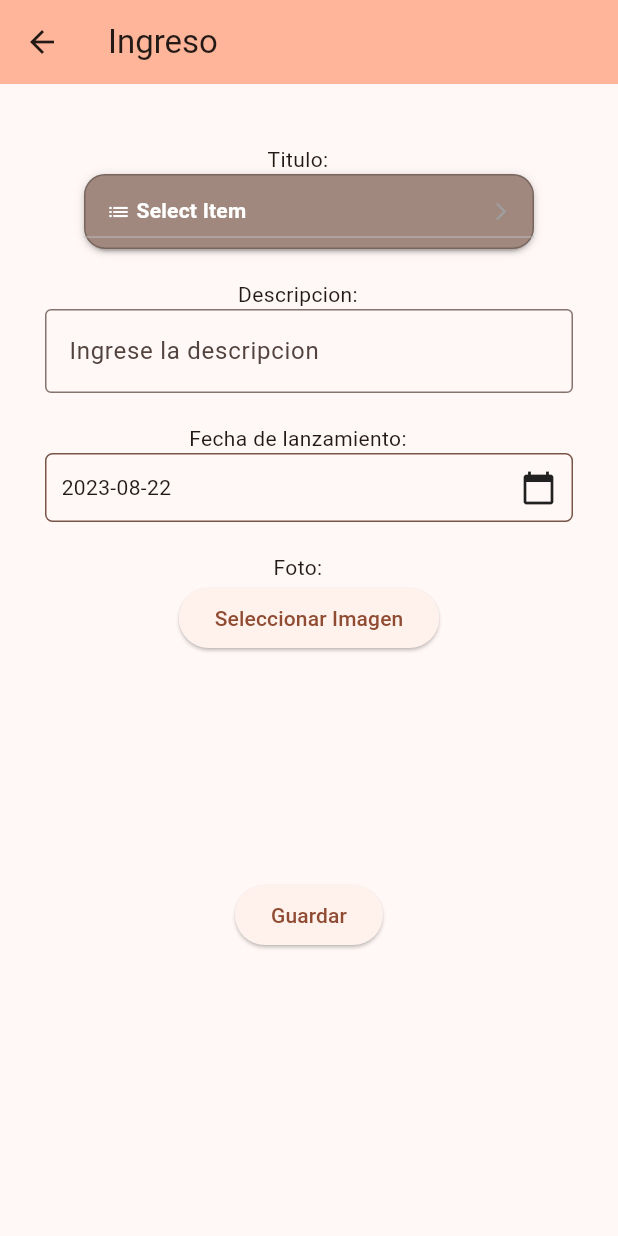
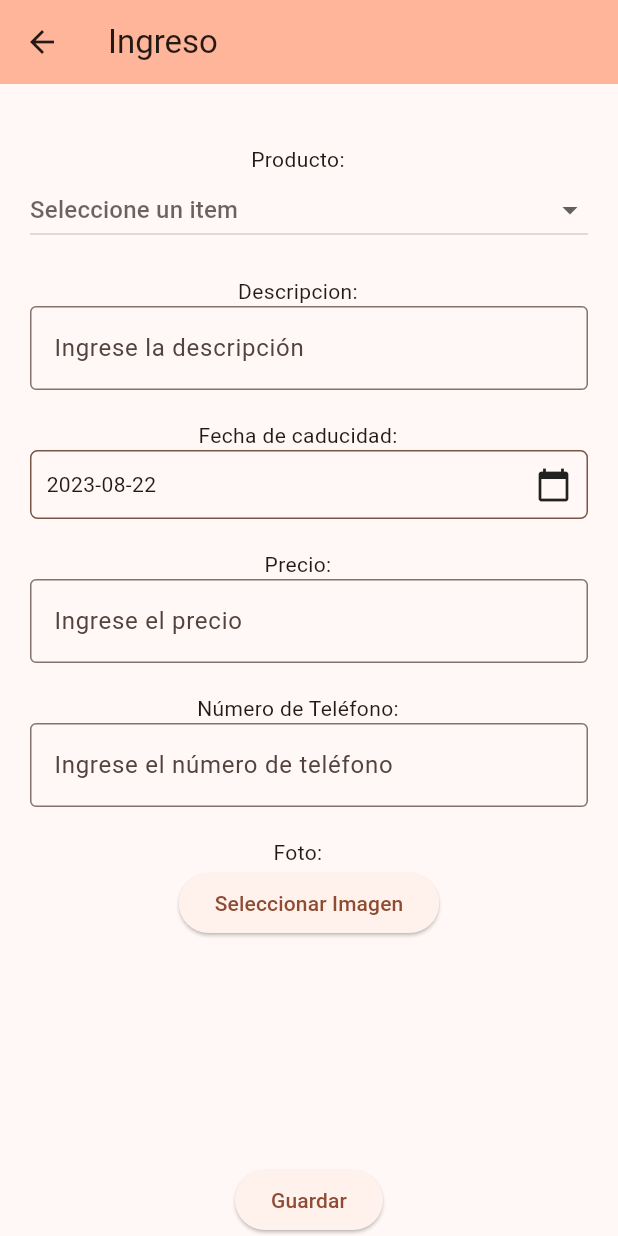
Before and after one commit to Patas-Iturralde/proyectofinal, a Flutter app: the screen it shows after launch, in the side drawer, after a tap on "Ingresar", on a phone screen of 412 x 824 dp. Run offline on Flutter 3.47's test engine with Material 2 defaults, Android fonts, the phone set to English and light mode, and no system bars; drawn by our look-alikes of dropdown_button2; our stand-ins replace cloud_firestore, firebase_core, firebase_storage, image_picker; accounts and stored records are empty.

Commit message:
preeliminar pruebas

```diff
--- a/lib/ingreso.dart
+++ b/lib/ingreso.dart
@@ -1,10 +1,8 @@
-import 'package:dropdown_button2/dropdown_button2.dart';
+import 'package:cloud_firestore/cloud_firestore.dart';
 import 'package:flutter/material.dart';
 import 'package:image_picker/image_picker.dart';
-import 'package:segundointento/services/libro_services.dart';
 import 'package:segundointento/services/select_image.dart';
 import 'package:segundointento/services/upload_image.dart';
-import 'package:segundointento/models/libro_model.dart';
 import 'dart:io';
 
 class Ingreso extends StatefulWidget {
@@ -15,33 +13,27 @@ class Ingreso extends StatefulWidget {
 }
 
 const List<String> lista = <String>[
-  'uno',
-  'dos',
-  'tres'
-]; //Datos que se mostrararn en el combobox
+  'Azucar',
+  'Leche',
+  'Pan',
+  'Galletas',
+  'Harina',
+  'Agua',
+  'Cola',
+  'Chocolate',
+  'Papas',
+  'Detergente'
+]; //Datos que se mostrarán en el combobox
+
 String? selectedValue;
 String? imageurl;
 
 class _IngresoState extends State<Ingreso> {
-  List<Result>? _lista;
-  //String fondo = "lib/image/icono.png";
-  Future<void> loadLibros() async {
-    LibroService service = LibroService();
-    _lista = await service.getLibros();
-    if (mounted) {
-      setState(() {});
-    }
-  }
+  File? imagen_to_upload;
+  String descripcion = "";
+  String precio = "";
+  String numeroTelefono = "";
 
-  @override
-  void initState() {
-    super.initState();
-    loadLibros();
-  }
-
-  File? imagen_to_upload;
-
-  String descripcion = "";
   DateTime selectedDate = DateTime.now();
 
   Future<void> _selectDate(BuildContext context) async {
@@ -58,11 +50,33 @@ class _IngresoState extends State<Ingreso> {
     }
   }
 
+  Future<void> _uploadAndSave() async {
+    if (imagen_to_upload == null) {
+      return;
+    }
+
+    imageurl = await uploadImage(imagen_to_upload!);
+
+    try {
+      await FirebaseFirestore.instance.collection('libro').add({
+        'nombre': selectedValue,
+        'descripcion': descripcion,
+        'fecha': selectedDate,
+        'imagen': imageurl!,
+        'precio': double.parse(precio),
+        'numeroTelefono': numeroTelefono,
+      });
+      print('Datos guardados en Firebase Firestore');
+    } catch (error) {
+      print('Error al guardar los datos en Firebase Firestore: $error');
+    }
+
+    Navigator.pop(context, true);
+  }
+
   @override
   Widget build(BuildContext context) {
-    return Padding(
-      padding: EdgeInsets.zero,
-      child: Scaffold(
+    return Scaffold(
       appBar: AppBar(
         backgroundColor: Theme.of(context).colorScheme.inversePrimary,
         title: Row(
@@ -70,121 +84,46 @@ class _IngresoState extends State<Ingreso> {
         ),
       ),
       body: Center(
+        child: SingleChildScrollView(
+          padding: EdgeInsets.symmetric(horizontal: 20),
           child: Column(
             children: [
               const SizedBox(height: 40),
-              const Text("Titulo:    "),
-              DropdownButton2(
+              const Text("Producto:    "),
+              DropdownButton<String>(
                 isExpanded: true,
-                hint: const Row(
-                  children: [
-                    Icon(
-                      Icons.list,
-                      size: 16,
-                      color: Colors.white,
-                    ),
-                    SizedBox(
-                      width: 4,
-                    ),
-                    Expanded(
-                      child: Text(
-                        'Select Item',
-                        style: TextStyle(
-                          fontSize: 14,
-                          fontWeight: FontWeight.bold,
-                          color: Colors.white,
-                        ),
-                        overflow: TextOverflow.ellipsis,
-                      ),
-                    ),
-                  ],
-                ),
-                items: _lista?.map((Result libro) {
-                  return DropdownMenuItem<String>(
-                    value: libro.title
-                        .toString(), // Usar el título del libro como valor
-                    child: Text(
-                      libro.title.toString(),
-                      style: const TextStyle(
-                        fontSize: 14,
-                        fontWeight: FontWeight.bold,
-                        color: Colors.white,
-                      ),
-                      overflow: TextOverflow.ellipsis,
-                    ),
-                  );
-                }).toList(),
+                hint: const Text('Seleccione un item'),
+                items: lista
+                    .map((String item) => DropdownMenuItem<String>(
+                          value: item,
+                          child: Text(item),
+                        ))
+                    .toList(),
                 value: selectedValue,
                 onChanged: (value) {
                   setState(() {
-                    selectedValue = value as String?;
+                    selectedValue = value;
                   });
                 },
-                buttonStyleData: ButtonStyleData(
-                  height: 50,
-                  width: 300,
-                  padding: const EdgeInsets.only(left: 14, right: 14),
-                  decoration: BoxDecoration(
-                    borderRadius: BorderRadius.circular(14),
-                    border: Border.all(
-                      color: Colors.black26,
-                    ),
-                    color: Colors.brown[300],
-                  ),
-                  elevation: 2,
-                ),
-                iconStyleData: const IconStyleData(
-                  icon: Icon(
-                    Icons.arrow_forward_ios_outlined,
-                  ),
-                  iconSize: 14,
-                  iconEnabledColor: Colors.yellow,
-                  iconDisabledColor: Colors.grey,
-                ),
-                dropdownStyleData: DropdownStyleData(
-                  maxHeight: 200,
-                  width: 350,
-                  decoration: BoxDecoration(
-                    borderRadius: BorderRadius.circular(14),
-                    color: Colors.brown[300],
-                  ),
-                  offset: const Offset(-20, 0),
-                  scrollbarTheme: ScrollbarThemeData(
-                    radius: const Radius.circular(40),
-                    thickness: MaterialStateProperty.all<double>(6),
-                    thumbVisibility: MaterialStateProperty.all<bool>(true),
-                  ),
-                ),
-                menuItemStyleData: const MenuItemStyleData(
-                  height: 40,
-                  padding: EdgeInsets.only(left: 14, right: 14),
-                ),
               ),
               SizedBox(height: 20),
               Text("Descripcion:    "),
-              Padding(
-                padding: EdgeInsets.symmetric(
-                    horizontal: 30), // Agregado padding al TextField
-                child: TextFormField(
+              TextFormField(
                 decoration: const InputDecoration(
                   border: OutlineInputBorder(
                     borderSide: BorderSide(color: Colors.brown),
                   ),
-                    labelText: 'Ingrese la descripcion',
+                  labelText: 'Ingrese la descripción',
                 ),
                 onChanged: (value) {
                   setState(() {
                     descripcion = value;
                   });
                 },
-                  // Agrega tus propiedades personalizadas aquí
-                ),
               ),
               SizedBox(height: 20),
-              Text("Fecha de lanzamiento:    "),
-              Padding(
-                padding: EdgeInsets.symmetric(horizontal: 30),
-                child: InkWell(
+              Text("Fecha de caducidad:    "),
+              InkWell(
                 onTap: () => _selectDate(context),
                 child: Container(
                   padding: EdgeInsets.all(10),
@@ -201,6 +140,37 @@ class _IngresoState extends State<Ingreso> {
                   ),
                 ),
               ),
+              SizedBox(height: 20),
+              Text("Precio:    "),
+              TextFormField(
+                keyboardType: TextInputType.number, // Teclado numérico
+                decoration: const InputDecoration(
+                  border: OutlineInputBorder(
+                    borderSide: BorderSide(color: Colors.brown),
+                  ),
+                  labelText: 'Ingrese el precio',
+                ),
+                onChanged: (value) {
+                  setState(() {
+                    precio = value;
+                  });
+                },
+              ),
+              SizedBox(height: 20),
+              Text("Número de Teléfono:    "),
+              TextFormField(
+                keyboardType: TextInputType.phone,
+                decoration: const InputDecoration(
+                  border: OutlineInputBorder(
+                    borderSide: BorderSide(color: Colors.brown),
+                  ),
+                  labelText: 'Ingrese el número de teléfono',
+                ),
+                onChanged: (value) {
+                  setState(() {
+                    numeroTelefono = value;
+                  });
+                },
               ),
               SizedBox(height: 20),
               Text("Foto:    "),
@@ -213,7 +183,8 @@ class _IngresoState extends State<Ingreso> {
                         imagen_to_upload = File(image!.path);
                       });
                     },
-                      child: Text("Seleccionar Imagen")),
+                    child: Text("Seleccionar Imagen"),
+                  ),
                   imagen_to_upload != null
                       ? Image.file(
                           imagen_to_upload!,
@@ -223,18 +194,7 @@ class _IngresoState extends State<Ingreso> {
                 ],
               ),
               ElevatedButton(
-                onPressed: () async {
-                  if (imagen_to_upload == null) {
-                    return;
-                  }
-
-                  imageurl = await uploadImage(imagen_to_upload!);
-
-                  await addLibro(
-                      selectedValue, descripcion, selectedDate, imageurl);
-
-                  Navigator.pop(context, true);
-                },
+                onPressed: _uploadAndSave,
                 child: Text("Guardar"),
               ),
             ],
--- a/lib/main.dart
+++ b/lib/main.dart
@@ -85,7 +85,7 @@ class _MyHomePageState extends State<MyHomePage> {
       body: Container(
         decoration: const BoxDecoration(
           image: DecorationImage(
-            image: AssetImage("assets/biblioteca.jpg"),
+            image: AssetImage("assets/tienda.jpg"),
             fit: BoxFit.cover,
           ),
         ),
@@ -95,7 +95,7 @@ class _MyHomePageState extends State<MyHomePage> {
             children: [
               SizedBox(height: 80,),
               Text(
-                'Sistema bibliotecario',
+                'Tienda virtual',
                 style: TextStyle(color: Colors.white, fontSize: 30, backgroundColor: Color.fromARGB(101, 71, 71, 71)),
               ),
               // Aquí puedes agregar más widgets si es necesario
--- /dev/null
+++ b/lib/models/producto.dart
@@ -0,0 +1,35 @@
+import 'dart:convert';
+
+Producto ProductoFromJson(String str) => Producto.fromJson(json.decode(str));
+
+String ProductoToJson(Producto data) => json.encode(data.toJson());
+
+class Producto {
+    int? id;
+    String? producto;
+
+    Producto({
+        required this.id,
+        required this.producto,
+    });
+
+    factory Producto.fromJson(Map<String, dynamic> json) => Producto(
+        id: json["id"],
+        producto: json["Producto"],
+    );
+
+    factory Producto.init() =>
+      Producto(id: 0, producto: "Toyota");
+
+    Map<String, dynamic> toJson() => {
+        "id": id,
+        "Producto": producto,
+    };
+
+    Map<String, dynamic> toMap() {
+      return {
+        "id": id,
+        "Producto": producto,
+      };
+    }
+}
--- a/lib/services/libro_services.dart
+++ b/lib/services/libro_services.dart
@@ -32,14 +32,14 @@ Future<List> getLibro() async {
   return libro;
 }
 
-Future<void> addLibro(String? nombre, String? descripcion,
-    DateTime selectedDate, String? imagen) async {
-  Timestamp timestamp = Timestamp.fromDate(selectedDate);
-  await db.collection("libro").add({
-    "nombre": nombre,
-    "descripcion": descripcion,
-    "fecha": timestamp,
-    "imagen": imagen
+Future<void> addLibro(String nombre, String descripcion, DateTime fecha, String imagenUrl, double precio, String numeroTelefono) async {
+  await FirebaseFirestore.instance.collection('libros').add({
+    'nombre': nombre,
+    'descripcion': descripcion,
+    'fecha': fecha,
+    'imagen': imagenUrl,
+    'precio': precio,
+    'numeroTelefono': numeroTelefono,
   });
 }
 
@@ -57,13 +57,15 @@ Future<List<Map<String, dynamic>>> getDataById(String documentId) async {
 }
 
 Future<void> updateLibro(String lid, String? nombre, String? descripcion,
-    DateTime selectedDate, String? imagen) async {
+    DateTime selectedDate, String? imagen, String? precio, String? numeroTelefono) async {
   Timestamp timestamp = Timestamp.fromDate(selectedDate);
   await db.collection("libro").doc(lid).set({
     "nombre": nombre,
     "descripcion": descripcion,
     "fecha": timestamp,
-    "imagen": imagen
+    "imagen": imagen,
+    'precio': precio,
+    'numeroTelefono': numeroTelefono,
   });
 }
 
@@ -74,7 +76,7 @@ Future<void> deleteLibro(String lid) async {
 class LibroService {
   LibroService();
 
-  Future<List<Result>?> getLibros() async {
+  Future<List<Object>?> getLibros() async {
     List<Result> result = [];
     try {
       var url = Uri.https('gutendex.com', '/books');
@@ -104,6 +106,8 @@ class LibroService {
       }
       return result;
     } catch (ex) {
+      QuerySnapshot querySnapshot = await FirebaseFirestore.instance.collection('libros').get();
+  return querySnapshot.docs;
       developer.log(ex.toString());
       return null;
     }
--- a/lib/vista.dart
+++ b/lib/vista.dart
@@ -1,7 +1,7 @@
 import 'package:flutter/material.dart';
+import 'package:intl/intl.dart';
 import 'package:segundointento/actualizar.dart';
 import 'package:segundointento/services/libro_services.dart';
-import 'package:intl/intl.dart';
 
 class Vista extends StatefulWidget {
   const Vista({Key? key}) : super(key: key);
@@ -47,8 +47,6 @@ showConfirmDelete(BuildContext context, String lid) {
       print("Eliminando..");
 
       Navigator.pop(context, true);
-
-      //Funcion de eliminar
     },
   );
 
@@ -99,6 +97,8 @@ class _VistaState extends State<Vista> {
                       var fecha = doc['fecha'];
                       var imagenurl = doc['imagen'];
                       var fechaLanzamiento = fecha.toDate();
+                      var precio = doc['precio'] != null ? doc['precio'].toString() : 'N/A';
+                      var numeroTelefono = doc['numeroTelefono'] != null ? doc['numeroTelefono'] : 'N/A';
 
                       // Formatear la fecha usando Intl
                       var formattedFechaLanzamiento =
@@ -111,32 +111,40 @@ class _VistaState extends State<Vista> {
                           ListTile(
                             leading: Image.network(imagenurl),
                             title: Text("$descripcion"),
-                            subtitle: Text("$formattedFechaLanzamiento"),
+                            subtitle: Column(
+                              crossAxisAlignment: CrossAxisAlignment.start,
+                              children: [
+                                Text("$formattedFechaLanzamiento"),
+                                Text("Precio: $precio"),
+                                Text("Teléfono: $numeroTelefono"),
+                              ],
+                            ),
                             trailing: SizedBox(
                               width: 100,
                               child: Row(
                                 mainAxisAlignment: MainAxisAlignment.start,
                                 children: [
                                   IconButton(
-                                      onPressed: () => Navigator.of(context)
-                                          .push(MaterialPageRoute(
+                                    onPressed: () => Navigator.of(context).push(
+                                      MaterialPageRoute(
                                         builder: (context) => Actualizar(
                                           lid: lid,
                                           refreshPage: _refreshData,
-                                                  ))),
+                                        ),
+                                      ),
+                                    ),
                                     icon: Icon(Icons.edit),
                                   ),
                                   IconButton(
                                     onPressed: () async {
-                                        (
-                                          showConfirmDelete(context, lid),
-                                          _refreshData()
-                                        );
+                                      showConfirmDelete(context, lid);
+                                      _refreshData();
                                     },
                                     icon: Icon(Icons.delete),
                                   ),
                                 ],
-                                )),
+                              ),
+                            ),
                           ),
                           const Divider(),
                         ],
--- a/pubspec.yaml
+++ b/pubspec.yaml
@@ -40,4 +40,4 @@ flutter:
 
   uses-material-design: true
   assets:
-    - assets/biblioteca.jpg
+    - assets/tienda.jpg
```
Also changed, not shown: lib/actualizar.dart (+95 -50 lines), lib/services/producto_services.dart (added, +37 -0 lines), assets/tienda.jpg (added). Lines whose indentation alone changed are shown as unchanged.
